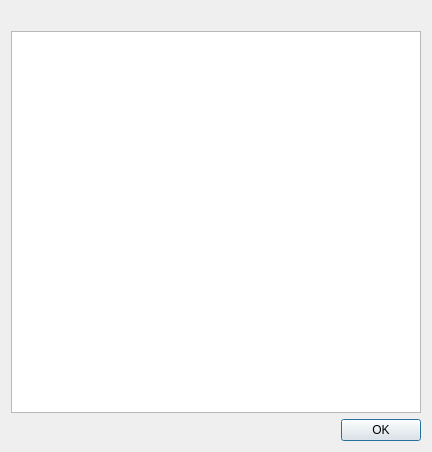
grunt92/tiled, file src/tiled/dungeondialog.ui: the form before one commit.
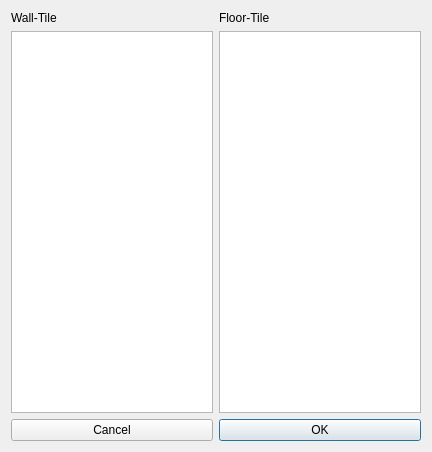
The form after the commit.

Patch:
```diff
--- a/src/tiled/dungeondialog.ui
+++ b/src/tiled/dungeondialog.ui
@@ -1,7 +1,10 @@
 <?xml version="1.0" encoding="UTF-8"?>
 <ui version="4.0">
- <class>AboutDialog</class>
- <widget class="QDialog" name="AboutDialog">
+ <class>DungeonDialog</class>
+ <widget class="QDialog" name="DungeontDialog">
+  <property name="enabled">
+   <bool>true</bool>
+  </property>
   <property name="geometry">
    <rect>
     <x>0</x>
@@ -17,63 +20,58 @@
    <property name="sizeConstraint">
     <enum>QLayout::SetDefaultConstraint</enum>
    </property>
+   <item>
+    <layout class="QHBoxLayout" name="LabelLayout">
+     <item>
+      <widget class="QLabel" name="label">
+       <property name="text">
+        <string>Wall-Tile</string>
+       </property>
+      </widget>
+     </item>
+     <item>
+      <widget class="QLabel" name="label_2">
+       <property name="text">
+        <string>Floor-Tile</string>
+       </property>
+      </widget>
+     </item>
+    </layout>
+   </item>
    <item>
     <layout class="QHBoxLayout" name="logoLayout">
      <item>
-      <spacer name="horizontalSpacer">
-       <property name="orientation">
-        <enum>Qt::Horizontal</enum>
-       </property>
-       <property name="sizeHint" stdset="0">
-        <size>
-         <width>0</width>
-         <height>20</height>
-        </size>
-       </property>
-      </spacer>
+      <widget class="QGraphicsView" name="graphicsView"/>
      </item>
      <item>
-      <spacer name="horizontalSpacer_2">
+      <widget class="QGraphicsView" name="graphicsView_2"/>
+     </item>
+     <item>
+      <spacer name="verticalSpacer">
        <property name="orientation">
-        <enum>Qt::Horizontal</enum>
+        <enum>Qt::Vertical</enum>
        </property>
        <property name="sizeHint" stdset="0">
         <size>
          <width>0</width>
-         <height>20</height>
+         <height>0</height>
         </size>
        </property>
       </spacer>
      </item>
     </layout>
    </item>
-   <item>
-    <widget class="QTextBrowser" name="textBrowser">
-     <property name="openExternalLinks">
-      <bool>true</bool>
-     </property>
-    </widget>
-   </item>
    <item>
     <layout class="QHBoxLayout" name="buttonLayout">
      <property name="sizeConstraint">
       <enum>QLayout::SetDefaultConstraint</enum>
      </property>
      <item>
-      <spacer name="horizontalSpacer_3">
-       <property name="orientation">
-        <enum>Qt::Horizontal</enum>
+      <widget class="QPushButton" name="pushButton_2">
+       <property name="text">
+        <string>Cancel</string>
        </property>
-       <property name="sizeType">
-        <enum>QSizePolicy::Expanding</enum>
-       </property>
-       <property name="sizeHint" stdset="0">
-        <size>
-         <width>40</width>
-         <height>20</height>
-        </size>
-       </property>
-      </spacer>
+      </widget>
      </item>
      <item>
       <widget class="QPushButton" name="pushButton">
```
Left out of the diff: 4 changed lines with no effect on the pictures.
